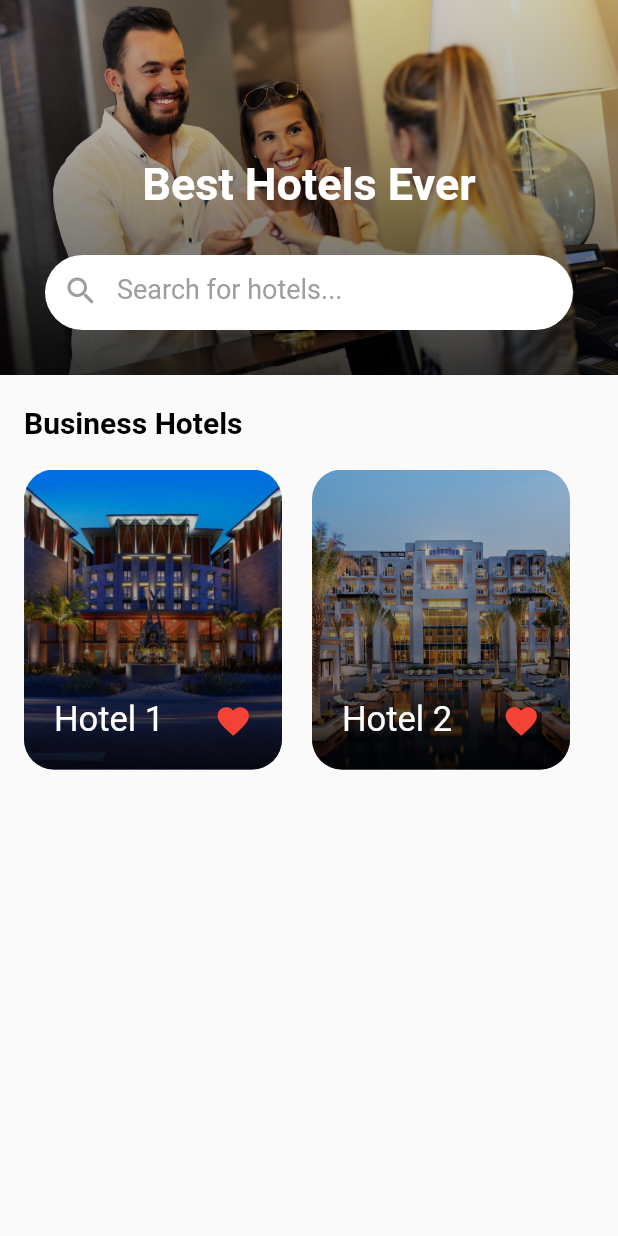
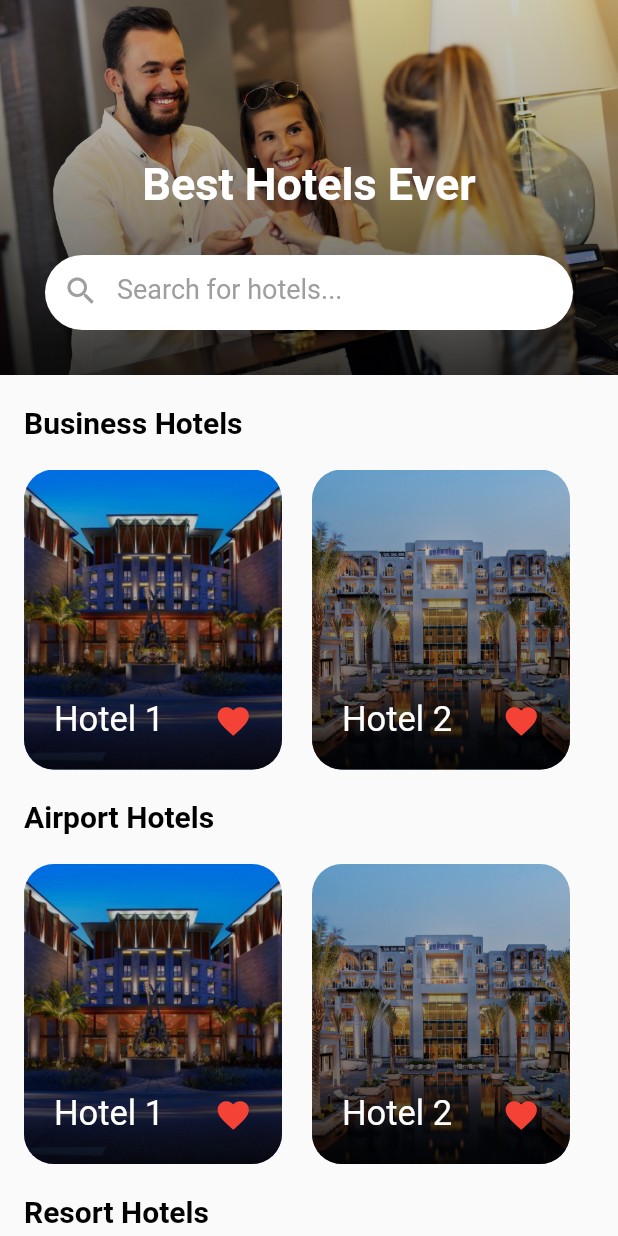
Before and after one commit to Diyorjon825/pdp_ui5, a Flutter app: the screen it shows after launch, on a phone screen of 412 x 824 dp. Run offline on Flutter 3.47's test engine with Material 2 defaults, Android fonts, the phone set to English and light mode, and no system bars.

Commit message:
I fineshed Home Page

```diff
--- a/lib/pages/home_page.dart
+++ b/lib/pages/home_page.dart
@@ -53,6 +53,43 @@ class _HomePageState extends State<HomePage> {
                           .toList(),
                     ),
                   ),
+                  const SizedBox(height: 20),
+                  const Text(
+                    'Airport Hotels',
+                    style: TextStyle(
+                        color: Colors.black,
+                        fontSize: 20,
+                        fontWeight: FontWeight.bold),
+                  ),
+                  const SizedBox(height: 20),
+                  SizedBox(
+                    height: 200,
+                    child: ListView(
+                      scrollDirection: Axis.horizontal,
+                      children: hotels
+                          .map((element) => hotestScroll(element))
+                          .toList(),
+                    ),
+                  ),
+                  const SizedBox(height: 20),
+                  const Text(
+                    'Resort Hotels',
+                    style: TextStyle(
+                        color: Colors.black,
+                        fontSize: 20,
+                        fontWeight: FontWeight.bold),
+                  ),
+                  const SizedBox(height: 20),
+                  SizedBox(
+                    height: 200,
+                    child: ListView(
+                      scrollDirection: Axis.horizontal,
+                      children: hotels
+                          .map((element) => hotestScroll(element))
+                          .toList(),
+                    ),
+                  ),
+                  const SizedBox(height: 20),
                 ],
               ),
             )
```
